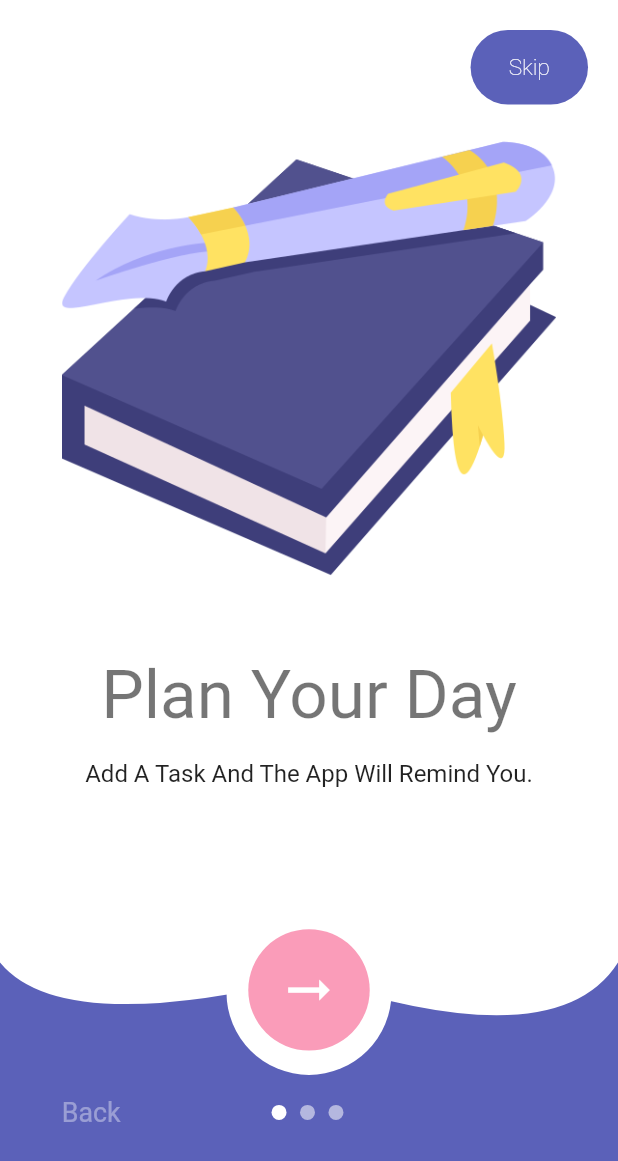
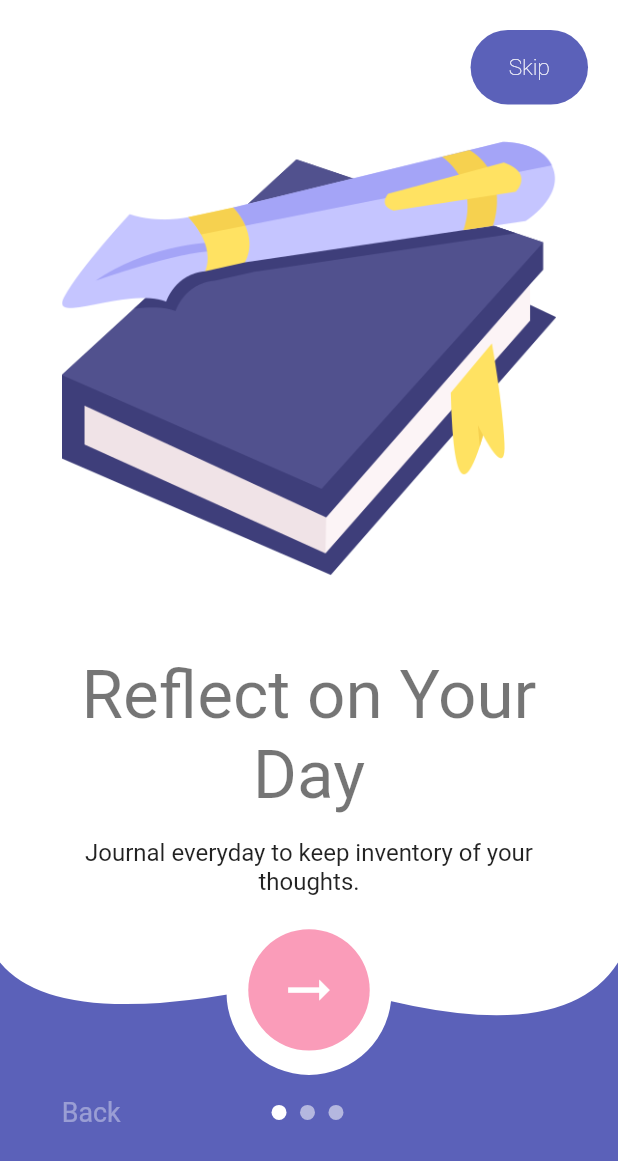
Before and after one commit to NipunSharma2902/ANAVRIN, a Flutter app: the screen it shows after launch, swiped to page 2, on a phone screen of 412 x 824 dp. Shown: the top 1161 px of the screen. Run offline on Flutter 3.47's test engine with Material 2 defaults, Android fonts, the phone set to English and light mode, and no system bars; our stand-ins replace animate_do, awesome_notifications, bloc, bubble, cloud_firestore, connectivity_plus and 8 more; missing offline and left inert: day_night_time_picker; accounts and stored records are empty.

Commit message:
final touches

```diff
--- a/lib/presentation/screens/welcome_page.dart
+++ b/lib/presentation/screens/welcome_page.dart
@@ -57,10 +57,10 @@ class WelcomePage extends StatelessWidget {
                           ?.copyWith(letterSpacing: 3),
                     ),
                     SizedBox(
-                      height: 4.h,
+                      height: 3.h,
                     ),
                     Text(
-                      'Welcome to the best Task manager baby !',
+                      'Welcome to ANAVRIN',
                       textAlign: TextAlign.center,
                       style: Theme.of(context).textTheme.subtitle1?.copyWith(
                             letterSpacing: 3,
@@ -116,8 +116,7 @@ class WelcomePage extends StatelessWidget {
         onPressed: () {
           if (connectivityCubit.state is ConnectivityOnlineState) {
             cubit.signinanonym();
-          } else {
-          }
+          } else {}
         },
         child: Center(
           child: Text(
--- a/lib/shared/constants/consts_variables.dart
+++ b/lib/shared/constants/consts_variables.dart
@@ -6,19 +6,18 @@ import 'package:anavrin/shared/styles/colors.dart';
 List<OnBoardingModel> onboardinglist = const [
   OnBoardingModel(
     img: MyAssets.onboradingone,
-    title: 'Manage Your Task',
-    description:
-        'With This Small App You Can Orgnize All Your Tasks and Duties In A One Single App.',
+    title: 'Manage Your Tasks',
+    description: 'Structure and plan your day with Anavrin.',
   ),
   OnBoardingModel(
     img: MyAssets.onboradingtwo,
-    title: 'Plan Your Day',
-    description: 'Add A Task And The App Will Remind You.',
+    title: 'Reflect on Your Day',
+    description: 'Journal everyday to keep inventory of your thoughts.',
   ),
   OnBoardingModel(
     img: MyAssets.onboradingthree,
-    title: 'Accomplish Your Goals ',
-    description: 'Track Your Activities And Accomplish Your Goals.',
+    title: 'Talk to Aurora ',
+    description: 'A chatbot to help with your mental health queries.',
   ),
 ];
 
```
Also changed, not shown: lib/presentation/screens/aura_screen.dart (+30 -95 lines), lib/shared/styles/themes.dart (+0 -17 lines).
